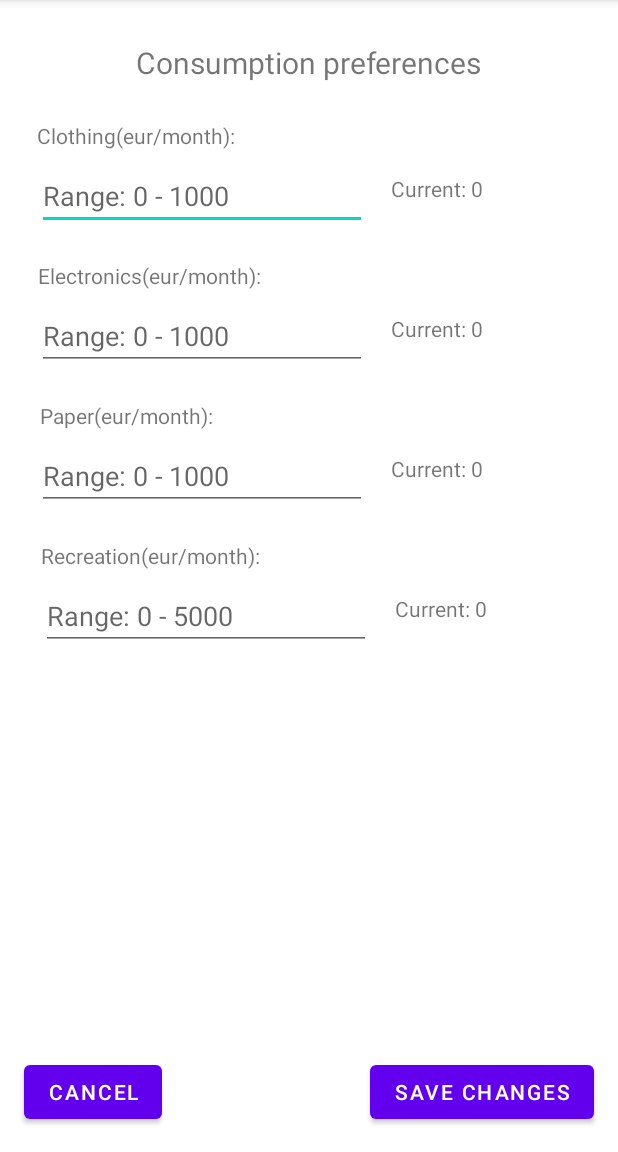
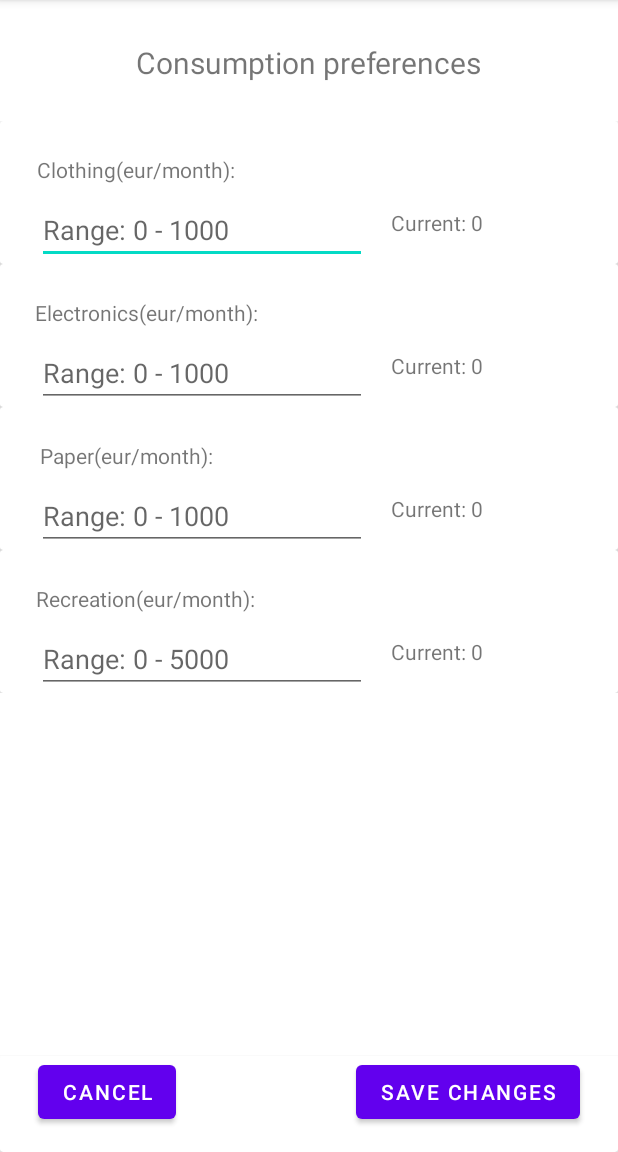
Before and after one commit to MiroRahkonen/harkkatyo, an Android app: the MainActivity screen opened directly, with no data from a screen before it, after a tap on "CONSUMPTION INFO", on a phone screen of 412 x 824 dp, the part 84-1236 px from its top. Run offline under Robolectric (Android 15) with nearby library versions, the phone set to English and light mode, and no system bars.

Commit message:
Consumption laitettu scrollattavaksi ja vähän jotain muuta

```diff
--- a/app/src/main/java/com/example/harkkatyo/Consumption.java
+++ b/app/src/main/java/com/example/harkkatyo/Consumption.java
@@ -16,16 +16,33 @@ public class Consumption {
     private double recreationResult;
     private double shoesResult;
     private double consTotalResult;
-    private int clothing = 0;
-    private int communications = 0;
-    private int electronics = 0;
-    private int other = 0;
-    private int paper = 0;
-    private int recreation = 0;
-    private int shoes = 0;
+    private int clothing;
+    private int communications;
+    private int electronics;
+    private int other;
+    private int paper;
+    private int recreation;
+    private int shoes;
     private String urlString;
 
-    private Consumption(){}
+    private Consumption(){
+        clothingResult = 0;
+        commResult = 0;
+        electronicsResult = 0;
+        paperResult = 0;
+        consOtherResult = 0;
+        recreationResult = 0;
+        shoesResult = 0;
+        consTotalResult = 0;
+        clothing = 0;
+        communications = 0;
+        electronics = 0;
+        other = 0;
+        paper = 0;
+        recreation = 0;
+        shoes = 0;
+        urlString = "";
+    }
 
     public static Consumption getInstance(){
         if (consumption == null){
--- a/app/src/main/java/com/example/harkkatyo/MainActivity.java
+++ b/app/src/main/java/com/example/harkkatyo/MainActivity.java
@@ -81,13 +81,13 @@ public class MainActivity extends AppCompatActivity {
 
     public void createSummary(View v){
         //Testing if all data has been saved
-        if(consumptionSaved == false){
+        if(!consumptionSaved){
             Toast.makeText(MainActivity.this, "Consumption information missing",Toast.LENGTH_SHORT).show();
         }
-        else if (housingSaved == false){
+        else if (!housingSaved){
             Toast.makeText(MainActivity.this, "Housing information missing",Toast.LENGTH_SHORT).show();
         }
-        else if(vehicleSaved == false){
+        else if(!vehicleSaved){
             Toast.makeText(MainActivity.this, "Vehicle information missing",Toast.LENGTH_SHORT).show();
         }
         else{
--- a/app/src/main/java/com/example/harkkatyo/Vehicle.java
+++ b/app/src/main/java/com/example/harkkatyo/Vehicle.java
@@ -17,9 +17,10 @@ public class Vehicle {
     private String size;
 
     private Vehicle(){
+        vehicleResult = 0;
         distance = 0;
-        passengers = 0;
-        year = 0;
+        passengers = 1;
+        year = 1990;
         fuel = "gasoline";
         size = "mini";
     }
--- a/app/src/main/res/layout/activity_consumption.xml
+++ b/app/src/main/res/layout/activity_consumption.xml
@@ -17,6 +17,26 @@
         app:layout_constraintStart_toStartOf="parent"
         app:layout_constraintTop_toTopOf="parent" />
 
+    <ScrollView
+        android:layout_width="match_parent"
+        android:layout_height="0dp"
+        android:layout_marginTop="25dp"
+        app:layout_constraintBottom_toTopOf="@+id/cardView"
+        app:layout_constraintTop_toBottomOf="@+id/textView6">
+
+        <LinearLayout
+            android:layout_width="match_parent"
+            android:layout_height="wrap_content"
+            android:orientation="vertical">
+
+            <androidx.cardview.widget.CardView
+                android:layout_width="match_parent"
+                android:layout_height="match_parent">
+
+                <androidx.constraintlayout.widget.ConstraintLayout
+                    android:layout_width="match_parent"
+                    android:layout_height="match_parent">
+
                     <TextView
                         android:id="@+id/textView14"
                         android:layout_width="wrap_content"
@@ -28,113 +48,18 @@
                         app:layout_constraintHorizontal_bias="0.089"
                         app:layout_constraintStart_toStartOf="parent" />
 
-    <TextView
-        android:id="@+id/textView15"
-        android:layout_width="wrap_content"
-        android:layout_height="wrap_content"
-        android:layout_marginBottom="8dp"
-        android:text="@string/consumption_electronics"
-        app:layout_constraintBottom_toTopOf="@+id/editText_ConsumptionElectronics"
-        app:layout_constraintEnd_toEndOf="parent"
-        app:layout_constraintHorizontal_bias="0.095"
-        app:layout_constraintStart_toStartOf="parent" />
-
-    <TextView
-        android:id="@+id/textView16"
-        android:layout_width="wrap_content"
-        android:layout_height="wrap_content"
-        android:layout_marginBottom="8dp"
-        android:text="@string/consumption_paper"
-        app:layout_constraintBottom_toTopOf="@+id/editText_ConsumptionPaper"
-        app:layout_constraintEnd_toEndOf="parent"
-        app:layout_constraintHorizontal_bias="0.091"
-        app:layout_constraintStart_toStartOf="parent" />
-
-    <TextView
-        android:id="@+id/textView17"
-        android:layout_width="wrap_content"
-        android:layout_height="wrap_content"
-        android:layout_marginBottom="8dp"
-        android:text="@string/consumption_recreation"
-        app:layout_constraintBottom_toTopOf="@+id/editText_ConsumptionRecreation"
-        app:layout_constraintEnd_toEndOf="parent"
-        app:layout_constraintHorizontal_bias="0.102"
-        app:layout_constraintStart_toStartOf="parent" />
-
-    <Button
-        android:id="@+id/button_ConsumptionSave"
-        android:layout_width="wrap_content"
-        android:layout_height="wrap_content"
-        android:layout_marginBottom="16dp"
-        android:onClick="saveChanges"
-        android:text="@string/save_changes"
-        app:layout_constraintBottom_toBottomOf="parent"
-        app:layout_constraintEnd_toEndOf="parent"
-        app:layout_constraintHorizontal_bias="0.939"
-        app:layout_constraintStart_toStartOf="parent" />
-
-    <Button
-        android:id="@+id/button_ConsumptionCancel"
-        android:layout_width="wrap_content"
-        android:layout_height="wrap_content"
-        android:layout_marginStart="16dp"
-        android:layout_marginBottom="16dp"
-        android:onClick="cancel"
-        android:text="@string/cancel"
-        app:layout_constraintBottom_toBottomOf="parent"
-        app:layout_constraintStart_toStartOf="parent" />
-
                     <EditText
                         android:id="@+id/editText_ConsumptionClothing"
                         android:layout_width="220dp"
                         android:layout_height="45dp"
-        android:layout_marginTop="108dp"
-        android:ems="10"
-        android:inputType="number"
-        android:hint="@string/range_0_1000"
-        app:layout_constraintEnd_toEndOf="parent"
-        app:layout_constraintHorizontal_bias="0.13"
-        app:layout_constraintStart_toStartOf="parent"
-        app:layout_constraintTop_toTopOf="parent" />
-
-    <EditText
-        android:id="@+id/editText_ConsumptionElectronics"
-        android:layout_width="220dp"
-        android:layout_height="45dp"
-        android:layout_marginTop="48dp"
+                        android:layout_marginTop="50dp"
                         android:ems="10"
                         android:hint="@string/range_0_1000"
                         android:inputType="number"
                         app:layout_constraintEnd_toEndOf="parent"
                         app:layout_constraintHorizontal_bias="0.13"
                         app:layout_constraintStart_toStartOf="parent"
-        app:layout_constraintTop_toBottomOf="@+id/editText_ConsumptionClothing" />
-
-    <EditText
-        android:id="@+id/editText_ConsumptionPaper"
-        android:layout_width="220dp"
-        android:layout_height="45dp"
-        android:layout_marginTop="48dp"
-        android:ems="10"
-        android:hint="@string/range_0_1000"
-        android:inputType="number"
-        app:layout_constraintEnd_toEndOf="parent"
-        app:layout_constraintHorizontal_bias="0.13"
-        app:layout_constraintStart_toStartOf="parent"
-        app:layout_constraintTop_toBottomOf="@+id/editText_ConsumptionElectronics" />
-
-    <EditText
-        android:id="@+id/editText_ConsumptionRecreation"
-        android:layout_width="220dp"
-        android:layout_height="45dp"
-        android:layout_marginTop="48dp"
-        android:ems="10"
-        android:hint="@string/range_0_5000"
-        android:inputType="number"
-        app:layout_constraintEnd_toEndOf="parent"
-        app:layout_constraintHorizontal_bias="0.141"
-        app:layout_constraintStart_toStartOf="parent"
-        app:layout_constraintTop_toBottomOf="@+id/editText_ConsumptionPaper" />
+                        app:layout_constraintTop_toTopOf="parent" />
 
                     <TextView
                         android:id="@+id/textView_ConsumptionClothing"
@@ -146,6 +71,42 @@
                         app:layout_constraintStart_toEndOf="@+id/editText_ConsumptionClothing"
                         app:layout_constraintTop_toBottomOf="@+id/textView14" />
 
+                </androidx.constraintlayout.widget.ConstraintLayout>
+            </androidx.cardview.widget.CardView>
+
+            <androidx.cardview.widget.CardView
+                android:layout_width="match_parent"
+                android:layout_height="match_parent">
+
+                <androidx.constraintlayout.widget.ConstraintLayout
+                    android:layout_width="match_parent"
+                    android:layout_height="match_parent">
+
+                    <TextView
+                        android:id="@+id/textView15"
+                        android:layout_width="wrap_content"
+                        android:layout_height="wrap_content"
+                        android:layout_marginBottom="8dp"
+                        android:text="@string/consumption_electronics"
+                        app:layout_constraintBottom_toTopOf="@+id/editText_ConsumptionElectronics"
+                        app:layout_constraintEnd_toEndOf="parent"
+                        app:layout_constraintHorizontal_bias="0.089"
+                        app:layout_constraintStart_toStartOf="parent" />
+
+                    <EditText
+                        android:id="@+id/editText_ConsumptionElectronics"
+                        android:layout_width="220dp"
+                        android:layout_height="45dp"
+                        android:layout_marginTop="50dp"
+                        android:ems="10"
+                        android:hint="@string/range_0_1000"
+                        android:inputType="number"
+                        app:layout_constraintEnd_toEndOf="parent"
+                        app:layout_constraintHorizontal_bias="0.13"
+                        app:layout_constraintStart_toStartOf="parent"
+                        app:layout_constraintTop_toTopOf="parent"
+                        tools:layout_editor_absoluteX="25dp" />
+
                     <TextView
                         android:id="@+id/textView_ConsumptionElectronics"
                         android:layout_width="wrap_content"
@@ -156,6 +117,42 @@
                         app:layout_constraintStart_toEndOf="@+id/editText_ConsumptionElectronics"
                         app:layout_constraintTop_toBottomOf="@+id/textView15" />
 
+                </androidx.constraintlayout.widget.ConstraintLayout>
+            </androidx.cardview.widget.CardView>
+
+            <androidx.cardview.widget.CardView
+                android:layout_width="match_parent"
+                android:layout_height="match_parent">
+
+                <androidx.constraintlayout.widget.ConstraintLayout
+                    android:layout_width="match_parent"
+                    android:layout_height="match_parent">
+
+                    <TextView
+                        android:id="@+id/textView16"
+                        android:layout_width="wrap_content"
+                        android:layout_height="wrap_content"
+                        android:layout_marginBottom="8dp"
+                        android:text="@string/consumption_paper"
+                        app:layout_constraintBottom_toTopOf="@+id/editText_ConsumptionPaper"
+                        app:layout_constraintEnd_toEndOf="parent"
+                        app:layout_constraintHorizontal_bias="0.089"
+                        app:layout_constraintStart_toStartOf="parent" />
+
+                    <EditText
+                        android:id="@+id/editText_ConsumptionPaper"
+                        android:layout_width="220dp"
+                        android:layout_height="45dp"
+                        android:layout_marginTop="50dp"
+                        android:ems="10"
+                        android:hint="@string/range_0_1000"
+                        android:inputType="number"
+                        app:layout_constraintEnd_toEndOf="parent"
+                        app:layout_constraintHorizontal_bias="0.13"
+                        app:layout_constraintStart_toStartOf="parent"
+                        app:layout_constraintTop_toTopOf="parent"
+                        tools:layout_editor_absoluteX="25dp" />
+
                     <TextView
                         android:id="@+id/textView_ConsumptionPaper"
                         android:layout_width="wrap_content"
@@ -165,6 +162,42 @@
                         android:text="@string/currently"
                         app:layout_constraintStart_toEndOf="@+id/editText_ConsumptionPaper"
                         app:layout_constraintTop_toBottomOf="@+id/textView16" />
+
+                </androidx.constraintlayout.widget.ConstraintLayout>
+            </androidx.cardview.widget.CardView>
+
+            <androidx.cardview.widget.CardView
+                android:layout_width="match_parent"
+                android:layout_height="match_parent">
+
+                <androidx.constraintlayout.widget.ConstraintLayout
+                    android:layout_width="match_parent"
+                    android:layout_height="match_parent">
+
+                    <TextView
+                        android:id="@+id/textView17"
+                        android:layout_width="wrap_content"
+                        android:layout_height="wrap_content"
+                        android:layout_marginBottom="8dp"
+                        android:text="@string/consumption_recreation"
+                        app:layout_constraintBottom_toTopOf="@+id/editText_ConsumptionRecreation"
+                        app:layout_constraintEnd_toEndOf="parent"
+                        app:layout_constraintHorizontal_bias="0.089"
+                        app:layout_constraintStart_toStartOf="parent" />
+
+                    <EditText
+                        android:id="@+id/editText_ConsumptionRecreation"
+                        android:layout_width="220dp"
+                        android:layout_height="45dp"
+                        android:layout_marginTop="50dp"
+                        android:ems="10"
+                        android:hint="@string/range_0_5000"
+                        android:inputType="number"
+                        app:layout_constraintEnd_toEndOf="parent"
+                        app:layout_constraintHorizontal_bias="0.13"
+                        app:layout_constraintStart_toStartOf="parent"
+                        app:layout_constraintTop_toTopOf="parent"
+                        tools:layout_editor_absoluteX="27dp" />
 
                     <TextView
                         android:id="@+id/textView_ConsumptionRecreation"
@@ -177,3 +210,44 @@
                         app:layout_constraintTop_toBottomOf="@+id/textView17" />
 
                 </androidx.constraintlayout.widget.ConstraintLayout>
+            </androidx.cardview.widget.CardView>
+
+        </LinearLayout>
+    </ScrollView>
+
+
+    <androidx.cardview.widget.CardView
+        android:id="@+id/cardView"
+        android:layout_width="match_parent"
+        android:layout_height="wrap_content"
+        app:layout_constraintBottom_toBottomOf="parent">
+
+        <androidx.constraintlayout.widget.ConstraintLayout
+            android:layout_width="match_parent"
+            android:layout_height="match_parent">
+
+            <Button
+                android:id="@+id/button_ConsumptionCancel"
+                android:layout_width="wrap_content"
+                android:layout_height="wrap_content"
+                android:layout_marginHorizontal="25dp"
+                android:layout_marginBottom="16dp"
+                android:onClick="cancel"
+                android:text="@string/cancel"
+                app:layout_constraintBottom_toBottomOf="parent"
+                app:layout_constraintStart_toStartOf="parent" />
+
+            <Button
+                android:id="@+id/button_ConsumptionSave"
+                android:layout_width="wrap_content"
+                android:layout_height="wrap_content"
+                android:layout_marginHorizontal="25dp"
+                android:layout_marginBottom="16dp"
+                android:onClick="saveChanges"
+                android:text="@string/save_changes"
+                app:layout_constraintBottom_toBottomOf="parent"
+                app:layout_constraintEnd_toEndOf="parent" />
+        </androidx.constraintlayout.widget.ConstraintLayout>
+    </androidx.cardview.widget.CardView>
+
+</androidx.constraintlayout.widget.ConstraintLayout>
--- a/app/src/main/res/layout/activity_register.xml
+++ b/app/src/main/res/layout/activity_register.xml
@@ -84,7 +84,7 @@
         android:layout_height="42dp"
         android:layout_marginBottom="10dp"
         android:ems="10"
-        android:hint="Name"
+        android:hint="@string/name"
         android:inputType="textPersonName"
         app:layout_constraintBottom_toTopOf="@+id/editText_EmailAddress2"
         app:layout_constraintEnd_toEndOf="parent"
--- a/app/src/main/res/layout/activity_summary.xml
+++ b/app/src/main/res/layout/activity_summary.xml
@@ -35,7 +35,7 @@
         android:layout_marginStart="16dp"
         android:layout_marginBottom="16dp"
         android:onClick="cancel"
-        android:text="Cancel"
+        android:text="@string/cancel"
         app:layout_constraintBottom_toBottomOf="parent"
         app:layout_constraintStart_toStartOf="parent" />
 
--- a/app/src/main/res/layout/activity_vehicle.xml
+++ b/app/src/main/res/layout/activity_vehicle.xml
@@ -11,7 +11,7 @@
         android:layout_width="wrap_content"
         android:layout_height="wrap_content"
         android:layout_marginTop="32dp"
-        android:text="Vehicle preferences"
+        android:text="@string/vehicle_preferences"
         android:textSize="20sp"
         app:layout_constraintEnd_toEndOf="parent"
         app:layout_constraintHorizontal_bias="0.487"
@@ -23,7 +23,7 @@
         android:layout_width="wrap_content"
         android:layout_height="wrap_content"
         android:layout_marginBottom="8dp"
-        android:text="Fuel type:"
+        android:text="@string/vehicle_fuel_type"
         app:layout_constraintBottom_toTopOf="@+id/spinner_VehicleFuel"
         app:layout_constraintEnd_toEndOf="parent"
         app:layout_constraintHorizontal_bias="0.094"
@@ -34,7 +34,7 @@
         android:layout_width="wrap_content"
         android:layout_height="wrap_content"
         android:layout_marginBottom="8dp"
-        android:text="Build year:"
+        android:text="@string/vehicle_year"
         app:layout_constraintBottom_toTopOf="@+id/editText_VehicleYear"
         app:layout_constraintEnd_toEndOf="parent"
         app:layout_constraintHorizontal_bias="0.095"
@@ -45,7 +45,7 @@
         android:layout_width="wrap_content"
         android:layout_height="wrap_content"
         android:layout_marginBottom="8dp"
-        android:text="Size:"
+        android:text="@string/vehicle_size"
         app:layout_constraintBottom_toTopOf="@+id/spinner_VehicleSize"
         app:layout_constraintEnd_toEndOf="parent"
         app:layout_constraintHorizontal_bias="0.086"
@@ -56,7 +56,7 @@
         android:layout_width="wrap_content"
         android:layout_height="wrap_content"
         android:layout_marginBottom="8dp"
-        android:text="Passengers: "
+        android:text="@string/vehicle_passengers"
         app:layout_constraintBottom_toTopOf="@+id/editText_VehiclePassengers"
         app:layout_constraintEnd_toEndOf="parent"
         app:layout_constraintHorizontal_bias="0.1"
--- a/app/src/main/res/values/strings.xml
+++ b/app/src/main/res/values/strings.xml
@@ -49,5 +49,12 @@
     <string name="new_account">Create a new Account</string>
     <string name="confirm">Confirm</string>
     <string name="summary">Summary</string>
-
+    <string name="name">Name</string>
+    <string name="save_data_to_file">(Save data to file)</string>
+    <string name="vehicle_preferences">Vehicle preferences</string>
+    <string name="vehicle_fuel_type">Fuel type:</string>
+    <string name="vehicle_year">Build year:</string>
+    <string name="vehicle_size">Size:</string>
+    <string name="vehicle_passengers">Passengers:</string>
+    <string name="consumption_summary_total">Consumption summary total</string>
 </resources>
```
Lines whose indentation alone changed are shown as unchanged.
